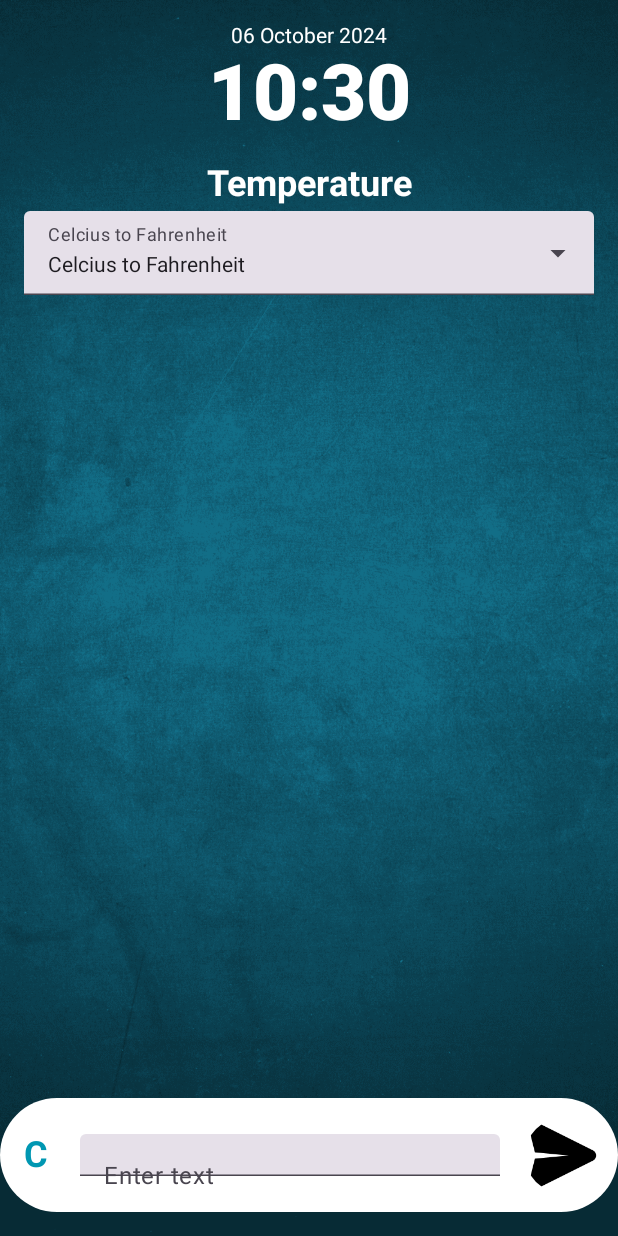
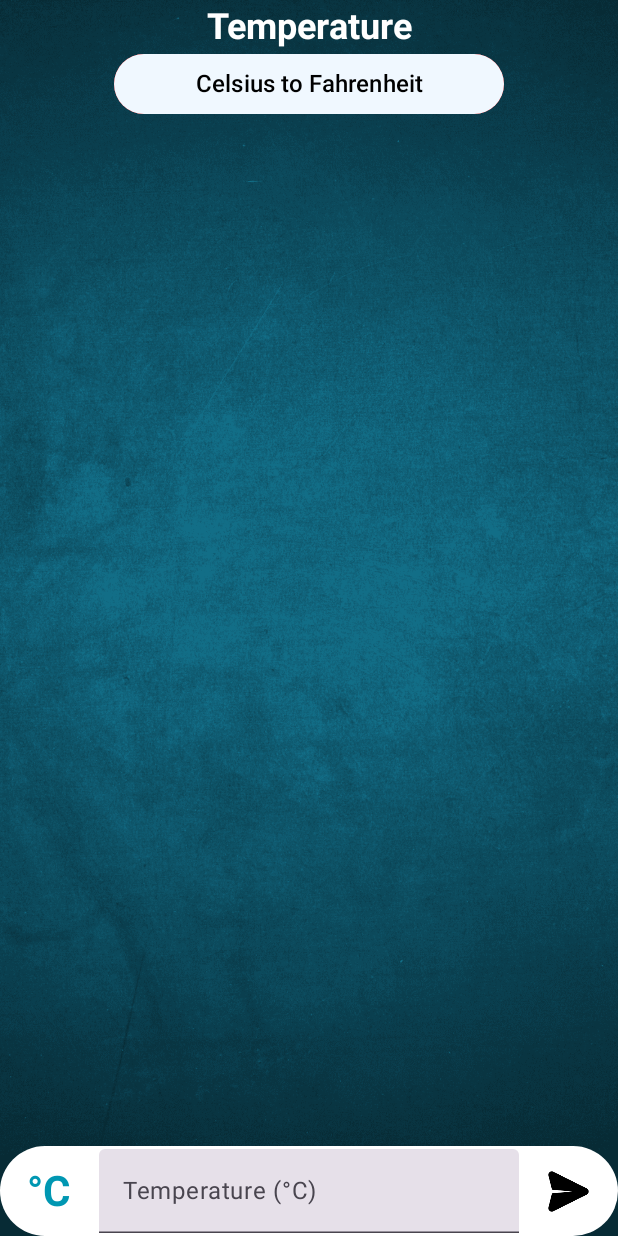
Before and after one commit to sbonelosth/unit-converter, an Android app built with Jetpack Compose: the @Preview function ActivityPreview, on a phone screen of 412 x 824 dp. Run offline under Robolectric (Android 15) with nearby library versions, the phone set to English and light mode, and no system bars.

Commit message:
simplified the code, added classes for each conversion, etc

```diff
--- /dev/null
+++ b/app/src/main/java/com/example/unitconverter/ConversionScreen.kt
@@ -0,0 +1,121 @@
+package com.example.unitconverter
+
+import androidx.compose.foundation.Image
+import androidx.compose.foundation.background
+import androidx.compose.foundation.layout.*
+import androidx.compose.foundation.shape.CircleShape
+import androidx.compose.material3.*
+import androidx.compose.runtime.*
+import androidx.compose.ui.Alignment
+import androidx.compose.ui.Modifier
+import androidx.compose.ui.graphics.Color
+import androidx.compose.ui.graphics.painter.Painter
+import androidx.compose.ui.layout.ContentScale
+import androidx.compose.ui.res.painterResource
+import androidx.compose.ui.text.font.FontWeight
+import androidx.compose.ui.text.style.TextAlign
+import androidx.compose.ui.unit.dp
+import androidx.compose.ui.unit.sp
+
+// Don't make changes here
+
+@Composable
+fun ConversionScreen(
+    title: String,
+    items: List<String>,
+    selectedConversion: String,
+    onConversionSelected: (String) -> Unit,
+    userInput: String,
+    onUserInputChange: (String) -> Unit,
+    onSendClick: () -> Unit,
+    chatMessages: List<Pair<String, String>>,
+    modifier: Modifier = Modifier
+) {
+    val appBg: Painter = painterResource(R.drawable.app_bg)
+    var showAdditionalButtons by remember { mutableStateOf(false) }
+
+    Box(modifier = modifier) {
+        Image(
+            painter = appBg,
+            contentDescription = null,
+            contentScale = ContentScale.Crop,
+            modifier = Modifier.fillMaxHeight()
+        )
+        Column(
+            modifier = Modifier
+                .fillMaxWidth()
+                .fillMaxHeight()
+                .imePadding(),
+            horizontalAlignment = Alignment.CenterHorizontally,
+            verticalArrangement = Arrangement.SpaceBetween
+        ) {
+            Text(
+                text = title,
+                color = Color.White,
+                textAlign = TextAlign.Center,
+                fontSize = 24.sp,
+                fontWeight = FontWeight.Bold,
+                modifier = Modifier.padding(4.dp)
+            )
+
+            Column(
+                horizontalAlignment = Alignment.CenterHorizontally,
+                verticalArrangement = Arrangement.spacedBy(8.dp)
+            ) {
+                Button(
+                    onClick = { showAdditionalButtons = !showAdditionalButtons },
+                    modifier = Modifier
+                        .background(Color.Red, shape = CircleShape)
+                        .width(260.dp)
+                        .height(40.dp),
+                    colors = ButtonDefaults.buttonColors(containerColor = Color(0xFFF0F8FF)),
+                    shape = CircleShape
+                ) {
+                    Text(
+                        text = selectedConversion,
+                        color = Color.Black,
+                        textAlign = TextAlign.Center,
+                        fontSize = 16.sp,
+                    )
+                }
+
+                if (showAdditionalButtons) {
+                    items.forEach { item ->
+                        if (item != selectedConversion) {
+                            Button(
+                                onClick = {
+                                    onConversionSelected(item)
+                                    showAdditionalButtons = false
+                                },
+                                modifier = Modifier
+                                    .background(Color.Red, shape = CircleShape)
+                                    .width(260.dp)
+                                    .height(40.dp),
+                                colors = ButtonDefaults.buttonColors(containerColor = Color(0xFFF0F8FF)),
+                                shape = CircleShape
+                            ) {
+                                Text(
+                                    text = item,
+                                    color = Color.Black,
+                                    textAlign = TextAlign.Center,
+                                    fontSize = 16.sp,
+                                )
+                            }
+                        }
+                    }
+                }
+            }
+
+            ConversionChat(chatMessages = chatMessages, modifier = Modifier.weight(1f))
+
+            Spacer(modifier = Modifier.height(8.dp))
+
+            InputRow(
+                userInput = userInput,
+                onUserInputChange = onUserInputChange,
+                onSendClick = onSendClick,
+                conversionType = selectedConversion
+            )
+        }
+    }
+}
--- a/app/src/main/java/com/example/unitconverter/MainActivity.kt
+++ b/app/src/main/java/com/example/unitconverter/MainActivity.kt
@@ -1,7 +1,6 @@
 package com.example.unitconverter
 
 import android.os.Bundle
-import android.widget.Toast
 import androidx.activity.ComponentActivity
 import androidx.activity.compose.setContent
 import androidx.activity.enableEdgeToEdge
@@ -12,6 +11,7 @@ import androidx.compose.foundation.layout.Arrangement
 import androidx.compose.foundation.layout.Box
 import androidx.compose.foundation.layout.Column
 import androidx.compose.foundation.layout.Row
+import androidx.compose.foundation.layout.Spacer
 import androidx.compose.foundation.layout.aspectRatio
 import androidx.compose.foundation.layout.fillMaxHeight
 import androidx.compose.foundation.layout.fillMaxSize
@@ -21,17 +21,13 @@ import androidx.compose.foundation.layout.padding
 import androidx.compose.foundation.layout.size
 import androidx.compose.foundation.layout.width
 import androidx.compose.foundation.lazy.LazyColumn
+import androidx.compose.foundation.lazy.items
 import androidx.compose.foundation.lazy.itemsIndexed
 import androidx.compose.foundation.shape.CircleShape
 import androidx.compose.foundation.shape.RoundedCornerShape
-import androidx.compose.material.icons.Icons
-import androidx.compose.material.icons.filled.ArrowDropDown
 import androidx.compose.material3.Button
 import androidx.compose.material3.ButtonDefaults
-import androidx.compose.material3.DropdownMenu
-import androidx.compose.material3.DropdownMenuItem
 import androidx.compose.material3.Icon
-import androidx.compose.material3.IconButton
 import androidx.compose.material3.Scaffold
 import androidx.compose.material3.Text
 import androidx.compose.material3.TextField
@@ -44,11 +40,9 @@ import androidx.compose.runtime.setValue
 import androidx.compose.ui.Alignment
 import androidx.compose.ui.Modifier
 import androidx.compose.ui.draw.clip
-import androidx.compose.ui.graphics.Brush
 import androidx.compose.ui.graphics.Color
 import androidx.compose.ui.graphics.painter.Painter
 import androidx.compose.ui.layout.ContentScale
-import androidx.compose.ui.platform.LocalContext
 import androidx.compose.ui.res.painterResource
 import androidx.compose.ui.res.stringResource
 import androidx.compose.ui.text.font.FontWeight
@@ -56,9 +50,6 @@ import androidx.compose.ui.text.style.TextAlign
 import androidx.compose.ui.tooling.preview.Preview
 import androidx.compose.ui.unit.dp
 import androidx.compose.ui.unit.sp
-import androidx.navigation.NavHostController
-import androidx.navigation.compose.NavHost
-import androidx.navigation.compose.composable
 import androidx.navigation.compose.rememberNavController
 import com.example.unitconverter.ui.theme.UnitConverterTheme
 import kotlinx.coroutines.delay
@@ -127,7 +118,7 @@ fun LandingPage(modifier: Modifier = Modifier) {
                 }
             }
             Button(
-                onClick = {  },
+                onClick = { },
                 modifier = modifier
                     .background(Color.Red, shape = CircleShape)
                     .width(50.dp)
@@ -248,71 +239,69 @@ fun DateTimeWidget() {
 }
 
 @Composable
-fun TemperatureScreen(modifier: Modifier = Modifier) {
-    val appBg: Painter = painterResource(R.drawable.app_bg)
-    Box(modifier = modifier) {
-        Image(
-            painter = appBg,
-            contentDescription = null,
-            contentScale = ContentScale.Crop,
-            modifier = modifier.fillMaxHeight()
-        )
-        Column(
-            modifier = modifier
-                .fillMaxWidth()
-                .fillMaxHeight(),
-            horizontalAlignment = Alignment.CenterHorizontally
+fun InputRow(
+    userInput: String,
+    onUserInputChange: (String) -> Unit,
+    onSendClick: () -> Unit,
+    conversionType: String
 ) {
-            DateTimeWidget()
+    val (inputLabel, inputUnit) = when (conversionType) {
+        // Temperature conversions
+        "Celsius to Fahrenheit" -> "Temperature (°C)" to "°C"
+        "Fahrenheit to Celsius" -> "Temperature (°F)" to "°F"
+        "Celsius to Kelvin" -> "Temperature (°C)" to "°C"
+        "Kelvin to Celsius" -> "Temperature (K)" to "K"
 
-            Text(
-                text = "Temperature",
-                color = Color.White,
-                textAlign = TextAlign.Center,
-                fontSize = 24.sp,
-                fontWeight = FontWeight.Bold,
-                modifier = modifier.padding(4.dp)
-            )
+        // Length conversions
+        "Meters to Kilometers" -> "Length (m)" to "m"
+        "Kilometers to Meters" -> "Length (km)" to "km"
+        "Feet to Meters" -> "Length (ft)" to "ft"
+        "Meters to Feet" -> "Length (m)" to "m"
 
-            DropdownMenuComponent(labelText = "Celcius to Fahrenheit")
+        // Fluid conversions
+        "Liters to Milliliters" -> "Volume (L)" to "L"
+        "Milliliters to Liters" -> "Volume (mL)" to "mL"
+        "Gallons to Liters" -> "Volume (gal)" to "gal"
+        "Liters to Gallons" -> "Volume (L)" to "L"
 
-            var text by remember { mutableStateOf("") }
+        // Mass conversions
+        "Kilograms to Grams" -> "Mass (kg)" to "kg"
+        "Grams to Kilograms" -> "Mass (g)" to "g"
+        "Pounds to Kilograms" -> "Mass (lb)" to "lb"
+        "Kilograms to Pounds" -> "Mass (kg)" to "kg"
 
-            Box(
-                modifier = modifier
-                    .fillMaxSize()
-                    .padding(bottom = 16.dp),
-                contentAlignment = Alignment.BottomCenter
-            ) {
+        // Speed conversions
+        "km/h to mph" -> "Speed (km/h)" to "km/h"
+        "mph to km/pr" -> "Speed (mph)" to "mph"
+
+        else -> "Value" to ""
+    }
+
     Row(
         modifier = Modifier
             .fillMaxWidth()
             .background(Color.White, shape = RoundedCornerShape(40.dp))
-                        .padding(vertical = 8.dp, horizontal = 12.dp)
             .height(60.dp),
-                    horizontalArrangement = Arrangement.SpaceBetween,
+        horizontalArrangement = Arrangement.SpaceEvenly,
         verticalAlignment = Alignment.CenterVertically
     ) {
         Text(
-                        text = "C",
+            text = inputUnit,
             color = Color(0xff0097b2),
             textAlign = TextAlign.Center,
-                        fontSize = 24.sp,
-                        fontWeight = FontWeight.Bold,
-                        modifier = modifier.padding(4.dp)
+            fontSize = 28.sp,
+            fontWeight = FontWeight.Bold
         )
         TextField(
-                        value = text,
-                        onValueChange = { text = it },
-                        label = { Text("Enter text") },
+            value = userInput,
+            onValueChange = onUserInputChange,
+            label = { Text(inputLabel) }
+        )
+        Box(
             modifier = Modifier
-                            .padding(16.dp)
-                    )
-                    IconButton(
-                        onClick = { /* Handle send action */ },
-                        modifier = Modifier
-                            .size(50.dp)
-                            .background(Color.Transparent, shape = CircleShape)
+                .width(30.dp)
+                .background(Color.Transparent)
+                .clickable { onSendClick() }
         ) {
             Icon(
                 painter = painterResource(id = R.drawable.message),
@@ -322,38 +311,84 @@ fun TemperatureScreen(modifier: Modifier = Modifier) {
         }
     }
 }
+
+@Composable
+fun ConversionChat(chatMessages: List<Pair<String, String>>, modifier: Modifier = Modifier) {
+    Column(
+        modifier = modifier
+            .padding(16.dp)
+    ) {
+        LazyColumn(
+            modifier = Modifier.weight(1f),
+            reverseLayout = false
+        ) {
+            items(chatMessages) { message ->
+                if (message.first == "user") {
+                    UserChatBubble(message.second)
+                } else {
+                    ResponseChatBubble(message.second)
+                }
+            }
         }
     }
 }
 
 @Composable
-fun DropdownMenuComponent(labelText: String) {
-    var expanded by remember { mutableStateOf(false) }
-    var selectedOption by remember { mutableStateOf(labelText) }
-
-    Box(modifier = Modifier
+fun UserChatBubble(message: String) {
+    Row(
+        modifier = Modifier
             .fillMaxWidth()
-        .padding(horizontal = 16.dp)) {
-        TextField(
-            value = selectedOption,
-            onValueChange = { selectedOption = it },
-            label = { Text(text = labelText) },
-            modifier = Modifier.fillMaxWidth(),
-            readOnly = true,
-            trailingIcon = {
-                IconButton(onClick = { expanded = !expanded }) {
-                    Icon(imageVector = Icons.Default.ArrowDropDown, contentDescription = null)
+            .padding(vertical = 4.dp),
+        horizontalArrangement = Arrangement.End
+    ) {
+        Text(
+            text = message,
+            color = Color.White,
+            modifier = Modifier
+                .background(Color(0xFF14ACE4), shape = RoundedCornerShape(8.dp))
+                .padding(8.dp)
+        )
+        Spacer(modifier = Modifier.width(8.dp))
+        Box(
+            modifier = Modifier
+                .size(40.dp)
+                .background(Color(0xFF14ACE4), shape = CircleShape),
+            contentAlignment = Alignment.Center
+        ) {
+            Text(text = "C", color = Color.White, fontWeight = FontWeight.Bold)
         }
     }
+}
+
+@Composable
+fun ResponseChatBubble(message: String) {
+    Row(
+        modifier = Modifier
+            .fillMaxWidth()
+            .padding(vertical = 4.dp),
+        horizontalArrangement = Arrangement.Start
+    ) {
+        Box(
+            modifier = Modifier
+                .size(40.dp)
+                .background(Color(0xFF00BF63), shape = CircleShape),
+            contentAlignment = Alignment.Center
+        ) {
+            Text(text = "K", color = Color.White, fontWeight = FontWeight.Bold)
+        }
+        Spacer(modifier = Modifier.width(8.dp))
+        Text(
+            text = message,
+            color = Color.White,
+            modifier = Modifier
+                .background(Color(0xFF00BF63), shape = RoundedCornerShape(8.dp))
+                .padding(8.dp)
         )
-
-
     }
 }
 
 
 /* Previews */
-
 
 @Preview(showBackground = true)
 @Composable
@@ -372,13 +407,15 @@ fun PreviewItemList() {
     }
 }
 
+
 @Preview(showBackground = true)
 @Composable
-fun ActivityPreview(){
+fun ActivityPreview() {
     TemperatureScreen(modifier = Modifier)
 }
 
-@Preview (showBackground = true)
+
+@Preview(showBackground = true)
 @Composable
 fun MainPreview() {
     val navController = rememberNavController()
--- a/app/src/main/java/com/example/unitconverter/Routes.kt
+++ b/app/src/main/java/com/example/unitconverter/Routes.kt
@@ -1,6 +1,5 @@
 package com.example.unitconverter
 
 sealed class Routes(val route: String) {
-    object Conversion : Routes("Conversion")
-    object Response : Routes("Response")
+
 }
--- /dev/null
+++ b/app/src/main/java/com/example/unitconverter/Temperature.kt
@@ -0,0 +1,87 @@
+package com.example.unitconverter
+
+import android.os.Bundle
+import androidx.activity.ComponentActivity
+import androidx.activity.compose.setContent
+import androidx.compose.runtime.Composable
+import androidx.compose.runtime.getValue
+import androidx.compose.runtime.mutableStateOf
+import androidx.compose.runtime.remember
+import androidx.compose.runtime.setValue
+import androidx.compose.ui.Modifier
+
+class Temperature : ComponentActivity() {
+    override fun onCreate(savedInstanceState: Bundle?) {
+        super.onCreate(savedInstanceState)
+        setContent {
+            TemperatureScreen()
+        }
+    }
+}
+
+@Composable
+fun TemperatureScreen(modifier: Modifier = Modifier) {
+    var userInput by remember { mutableStateOf("") }
+    var chatMessages by remember { mutableStateOf(listOf<Pair<String, String>>()) }
+    var selectedConversion by remember { mutableStateOf("Celsius to Fahrenheit") }
+
+    val items = listOf(
+        "Celsius to Fahrenheit",
+        "Fahrenheit to Celsius",
+        "Celsius to Kelvin",
+        "Kelvin to Celsius"
+    )
+
+    ConversionScreen(
+        title = "Temperature",
+        items = items,
+        selectedConversion = selectedConversion,
+        onConversionSelected = { selectedConversion = it },
+        userInput = userInput,
+        onUserInputChange = { userInput = it },
+        onSendClick = {
+            handleTempSend(userInput, chatMessages, selectedConversion) { newInput, newMessages ->
+                userInput = newInput
+                chatMessages = newMessages
+            }
+        },
+        chatMessages = chatMessages,
+        modifier = modifier
+    )
+}
+
+fun handleTempSend(
+    userInput: String,
+    chatMessages: List<Pair<String, String>>,
+    conversionType: String,
+    updateState: (String, List<Pair<String, String>>) -> Unit
+) {
+    val regex = Regex("^[0-9]*\\.?[0-9]+\$")
+
+    if (userInput.isNotBlank()) {
+        val (userMessage, responseMessage) = if (regex.matches(userInput)) {
+            when (conversionType) {
+                "Celsius to Fahrenheit" -> {
+                    val result = UnitConverter().celsiusToFahrenheit(userInput.toDouble())
+                    "What is $userInput °C in Fahrenheit?" to "That is $result °F"
+                }
+                "Fahrenheit to Celsius" -> {
+                    val result = UnitConverter().fahrenheitToCelsius (userInput.toDouble())
+                    "What is $userInput °F in Celsius?" to "That is $result °C"
+                }
+                "Celsius to Kelvin" -> {
+                    val result = UnitConverter().celsiusToKelvin(userInput.toDouble())
+                    "What is $userInput °C in Kelvin?" to "That is $result K"
+                }
+                "Kelvin to Celsius" -> {
+                    val result = UnitConverter().kelvinToCelsius(userInput.toDouble())
+                    "What is $userInput K in Celsius?" to "That is $result °C"
+                }
+                else -> "Invalid conversion type" to "Invalid conversion type"
+            }
+        } else {
+            "What is $userInput °C in Kelvin?" to "Invalid input type"
+        }
+        updateState("", chatMessages + ("user" to userMessage) + ("response" to responseMessage))
+    }
+}
```
Also changed, not shown: app/src/main/java/com/example/unitconverter/Fluids.kt (added, +25 -0 lines), app/src/main/java/com/example/unitconverter/Length.kt (added, +25 -0 lines), app/src/main/java/com/example/unitconverter/Mass.kt (added, +25 -0 lines), app/src/main/java/com/example/unitconverter/Speed.kt (added, +25 -0 lines), app/src/main/java/com/example/unitconverter/UnitConverter.kt (added, +32 -0 lines). Lines whose indentation alone changed are shown as unchanged.
